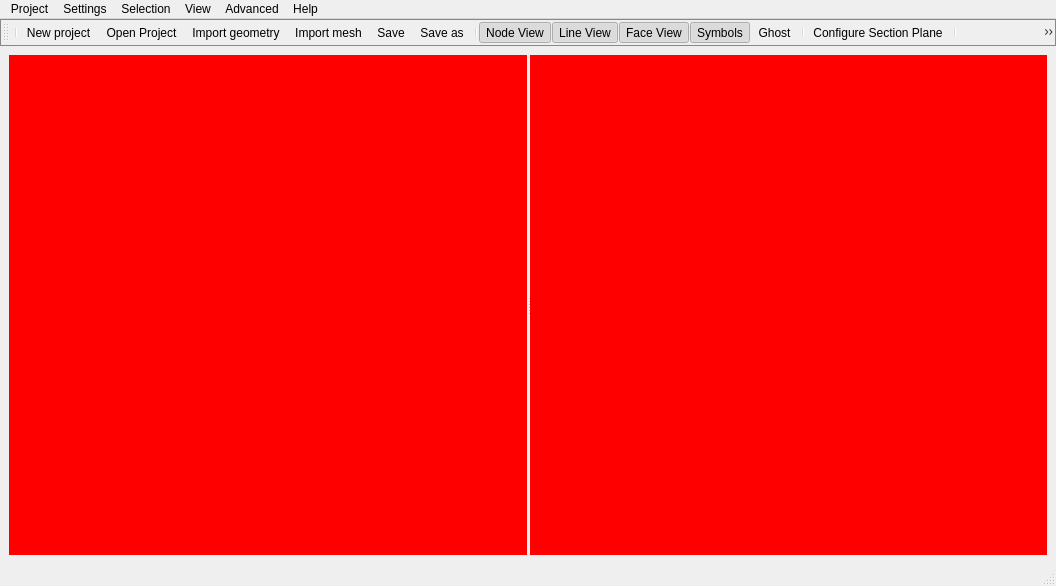
First picture: the form in vibra/interface/data/ui_files/main_window.ui, repository MOPT-UFSC/VIBRA, before the edit.
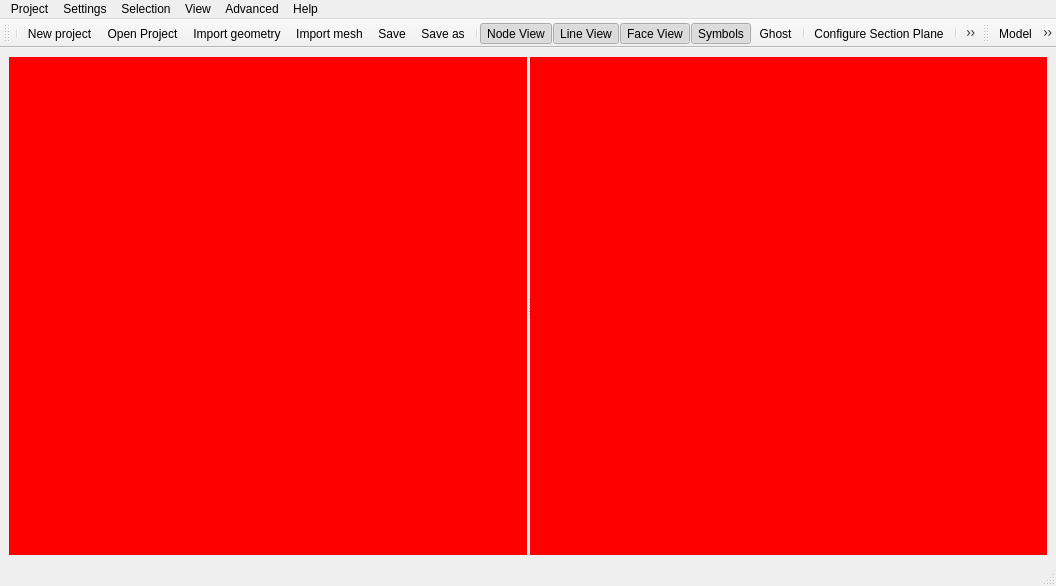
Second picture: the form after the edit. Icons and pictures are not drawn.

Commit message: Separate workspaces into a new toolbar

```diff
--- a/vibra/interface/data/ui_files/main_window.ui
+++ b/vibra/interface/data/ui_files/main_window.ui
@@ -89,14 +89,6 @@
    <property name="windowTitle">
     <string>toolBar</string>
    </property>
-   <property name="styleSheet">
-    <string notr="true">
-            QToolBar {
-                border-style: solid;
-                border-width: 1px;
-                border-color: #888888;
-            }</string>
-   </property>
    <attribute name="toolBarArea">
     <enum>TopToolBarArea</enum>
    </attribute>
@@ -122,9 +114,6 @@
    <addaction name="action_hide_selection"/>
    <addaction name="action_unhide_all"/>
    <addaction name="separator"/>
-   <addaction name="action_model_workspace"/>
-   <addaction name="action_mesh_workspace"/>
-   <addaction name="action_results_workspace"/>
   </widget>
   <widget class="QMenuBar" name="menubar">
    <property name="geometry">
@@ -217,6 +206,23 @@
    <addaction name="advanced_results_menu"/>
    <addaction name="menu_help"/>
   </widget>
+  <widget class="QToolBar" name="workspaces_toolbar">
+   <property name="windowTitle">
+    <string>toolBar</string>
+   </property>
+   <property name="toolButtonStyle">
+    <enum>Qt::ToolButtonStyle::ToolButtonTextBesideIcon</enum>
+   </property>
+   <attribute name="toolBarArea">
+    <enum>TopToolBarArea</enum>
+   </attribute>
+   <attribute name="toolBarBreak">
+    <bool>false</bool>
+   </attribute>
+   <addaction name="action_model_workspace"/>
+   <addaction name="action_mesh_workspace"/>
+   <addaction name="action_results_workspace"/>
+  </widget>
   <action name="action_new_project">
    <property name="icon">
     <iconset resource="../icons/resources.qrc">
@@ -502,7 +508,10 @@
      <normaloff>:/icons/model.png</normaloff>:/icons/model.png</iconset>
    </property>
    <property name="text">
-    <string>Model Workspace</string>
+    <string>Model</string>
+   </property>
+   <property name="toolTip">
+    <string>Model</string>
    </property>
   </action>
   <action name="action_mesh_workspace">
@@ -517,7 +526,7 @@
      <normaloff>:/icons/mesh.png</normaloff>:/icons/mesh.png</iconset>
    </property>
    <property name="text">
-    <string>Mesh Workspace</string>
+    <string>Mesh</string>
    </property>
   </action>
   <action name="action_results_workspace">
@@ -532,7 +541,7 @@
      <normaloff>:/icons/results.png</normaloff>:/icons/results.png</iconset>
    </property>
    <property name="text">
-    <string>Results Workspace</string>
+    <string>Results</string>
    </property>
   </action>
   <action name="action_user_preferences">
```
Left out of the diff: 2 changed lines with no effect on the pictures. The commit also changes 6 other files.
